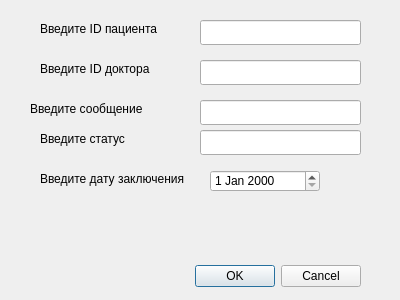
First picture: the form in Forms/formcomplant.ui, repository motherlode-cmd/psyhoQt, before the edit.
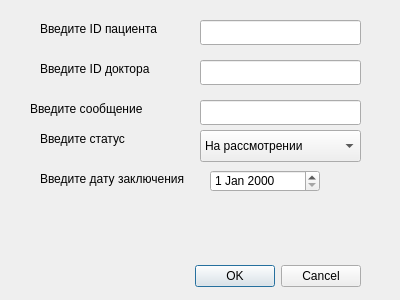
Second picture: the form after the edit.

```diff
--- a/Forms/formcomplant.ui
+++ b/Forms/formcomplant.ui
@@ -98,16 +98,6 @@
     </rect>
    </property>
   </widget>
-  <widget class="QLineEdit" name="lineEdit_status">
-   <property name="geometry">
-    <rect>
-     <x>200</x>
-     <y>130</y>
-     <width>161</width>
-     <height>25</height>
-    </rect>
-   </property>
-  </widget>
   <widget class="QLabel" name="label_3">
    <property name="geometry">
     <rect>
@@ -144,6 +134,31 @@
     <string>Введите сообщение </string>
    </property>
   </widget>
+  <widget class="QComboBox" name="comboBox_status">
+   <property name="geometry">
+    <rect>
+     <x>200</x>
+     <y>130</y>
+     <width>161</width>
+     <height>32</height>
+    </rect>
+   </property>
+   <item>
+    <property name="text">
+     <string>На рассмотрении</string>
+    </property>
+   </item>
+   <item>
+    <property name="text">
+     <string>Принята</string>
+    </property>
+   </item>
+   <item>
+    <property name="text">
+     <string>Отклонена</string>
+    </property>
+   </item>
+  </widget>
  </widget>
  <resources/>
  <connections>
```
